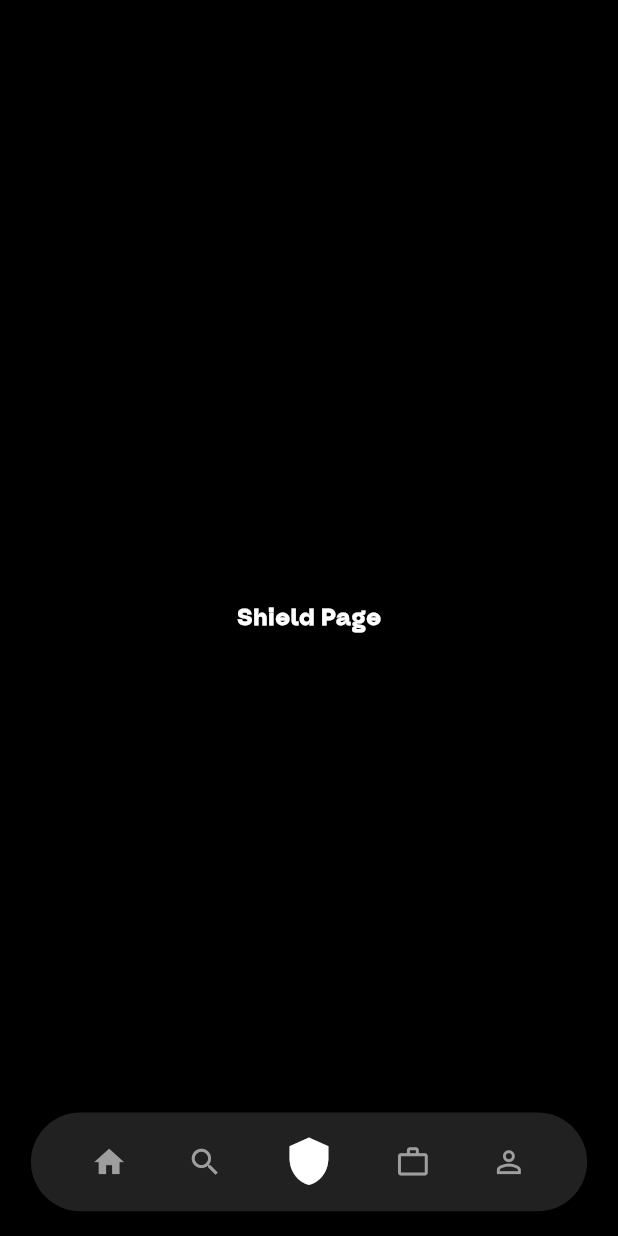
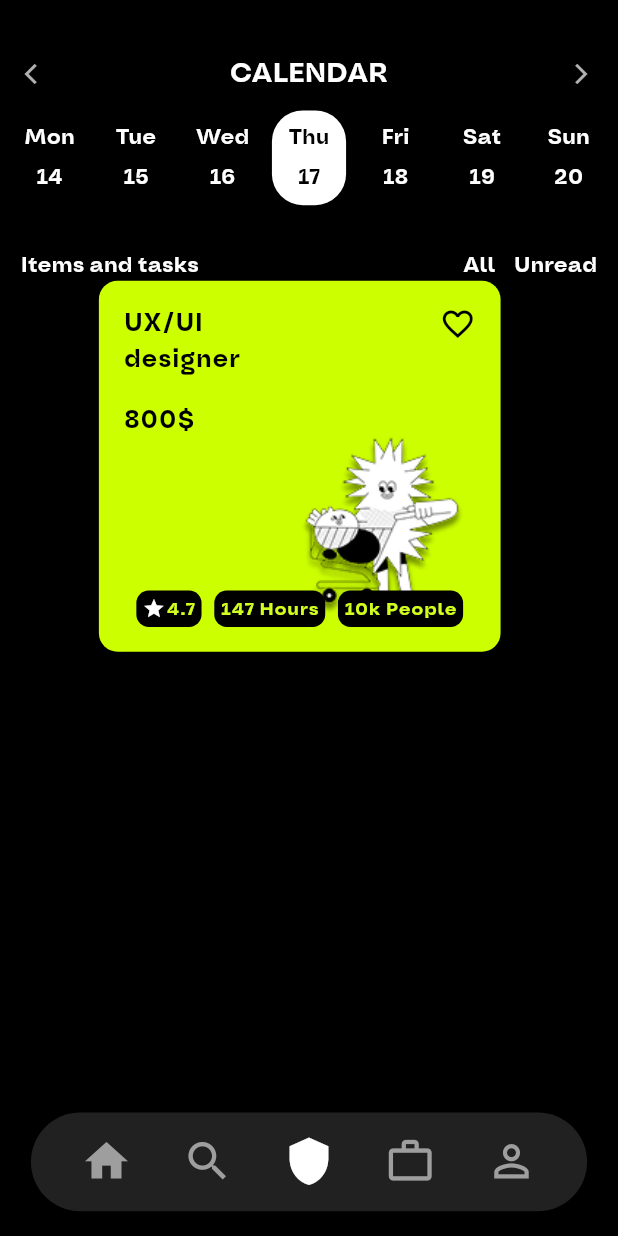
Before and after one commit to waqas1343/careerbuilder, a Flutter app: the BottomNavScreen screen opened by its route, item 3 of the bottom bar chosen, on a phone screen of 412 x 824 dp. Run offline on Flutter 3.47's test engine with Material 3 defaults, Android fonts, the light colour scheme and no system bars; our stand-ins replace sizer.

Commit message:
learning screen remains

```diff
--- a/lib/main.dart
+++ b/lib/main.dart
@@ -1,6 +1,6 @@
 import 'package:careerbuilder/nevigation/routers/routes_naming.dart';
 import 'package:careerbuilder/view/bottom_navigation/bottom_navigation.dart';
-import 'package:careerbuilder/view/screens/explore_screen/explore_screen.dart';
+import 'package:careerbuilder/view/screens/learning_screen/learning_screen.dart';
 import 'package:careerbuilder/view_model/multi_Provider/multi_providers.dart';
 import 'package:flutter/material.dart';
 import 'package:provider/provider.dart';
@@ -27,7 +27,7 @@ class MyApp extends StatelessWidget {
             theme: AppTextTheme.lightTheme,
             darkTheme: AppTextTheme.darkTheme,
             themeMode: ThemeMode.light,
-            home: ExploreScreen(),
+            home: BottomNavScreen(),
           );
         },
       ),
--- a/lib/nevigation/routers/routes_screens.dart
+++ b/lib/nevigation/routers/routes_screens.dart
@@ -1,4 +1,4 @@
-import 'package:careerbuilder/view/screens/homePage/home_page.dart';
+import 'package:careerbuilder/view/screens/homepage_screen/home_page.dart';
 import 'package:careerbuilder/nevigation/routers/routes_naming.dart';
 import 'package:careerbuilder/view/auth/login_screen/login_screen.dart';
 import 'package:careerbuilder/view/auth/signup_screen/signup_screen.dart';
--- a/lib/utils/constant/app_icons/app_icons.dart
+++ b/lib/utils/constant/app_icons/app_icons.dart
@@ -6,6 +6,10 @@ class AppIcons {
   static const Icon passwordIcon = Icon(Icons.lock);
   static const Icon suffixIconOff = Icon(Icons.visibility_off_outlined);
   static const Icon suffixIconOnn = Icon(Icons.visibility_outlined);
+  static const Icon leftArrowIcon =
+      Icon(Icons.arrow_back_ios, color: Colors.white70, size: 16);
+  static const Icon rightArrowIcon =
+      Icon(Icons.arrow_forward_ios, color: Colors.white70, size: 16);
 
   static const Icon searchIcon = Icon(
     Icons.search_outlined,
--- a/lib/utils/text_theme/text_theme.dart
+++ b/lib/utils/text_theme/text_theme.dart
@@ -4,7 +4,7 @@ import 'package:careerbuilder/utils/constant/app_colours/appcolors.dart';
 class AppTextTheme {
   static ThemeData lightTheme = ThemeData(
     brightness: Brightness.light,
-    scaffoldBackgroundColor: Appcolors.bgColor,
+    scaffoldBackgroundColor: Appcolors.textColor,
     fontFamily: "Oddval",
     textTheme: TextTheme(
       displayLarge: TextStyle(fontSize: 32, color: Appcolors.bgColor),
@@ -20,11 +20,11 @@ class AppTextTheme {
           fontWeight: FontWeight.w600,
           color: Appcolors.textColor),
       titleLarge: TextStyle(
-          fontSize: 18, fontWeight: FontWeight.w500, color: Appcolors.bgColor),
+          fontSize: 18, fontWeight: FontWeight.w500, color: Appcolors.btColorW),
       titleMedium: TextStyle(
           fontSize: 16, fontWeight: FontWeight.w400, color: Appcolors.btColorW),
       titleSmall: TextStyle(
-          fontSize: 14, fontWeight: FontWeight.w400, color: Appcolors.bgColor),
+          fontSize: 14, fontWeight: FontWeight.w400, color: Appcolors.btColorW),
       bodyLarge: TextStyle(
           fontSize: 16,
           fontWeight: FontWeight.normal,
--- a/lib/view/bottom_navigation/bottom_navigation.dart
+++ b/lib/view/bottom_navigation/bottom_navigation.dart
@@ -1,4 +1,7 @@
-import 'package:careerbuilder/view/screens/homePage/home_page.dart';
+import 'package:careerbuilder/utils/constant/app_colours/appcolors.dart';
+import 'package:careerbuilder/view/screens/explore_screen/explore_screen.dart';
+import 'package:careerbuilder/view/screens/homepage_screen/home_page.dart';
+import 'package:careerbuilder/view/screens/learning_screen/learning_screen.dart';
 import 'package:careerbuilder/view_model/Controller/bottom_navigation_controller/bottom_navigation_controller.dart';
 import 'package:flutter/material.dart';
 import 'package:provider/provider.dart';
@@ -6,14 +9,14 @@ import 'package:sizer/sizer.dart';
 
 class BottomNavScreen extends StatelessWidget {
   final List<Widget> pages = [
-    Center(child: HomePage()),
-    Center(child: Text("Search Page", style: TextStyle(color: Colors.white))),
-    Center(child: Text("Shield Page", style: TextStyle(color: Colors.white))),
+    HomePage(),
+    ExploreScreen(),
+    LearningScreen(),
     Center(child: Text("Jobs Page", style: TextStyle(color: Colors.white))),
     Center(child: Text("Profile Page", style: TextStyle(color: Colors.white))),
   ];
 
-   BottomNavScreen({super.key});
+  BottomNavScreen({super.key});
 
   @override
   Widget build(BuildContext context) {
@@ -21,7 +24,7 @@ class BottomNavScreen extends StatelessWidget {
 
     return Scaffold(
       extendBody: true,
-      backgroundColor: Colors.black,
+      backgroundColor: Colors.grey[900],
       body: pages[navProvider.currentIndex],
       bottomNavigationBar: Padding(
         padding: EdgeInsets.only(bottom: 2.h),
@@ -55,7 +58,7 @@ class BottomNavScreen extends StatelessWidget {
       child: Icon(
         icon,
         color: isSelected ? Colors.white : Colors.grey,
-        size: isSelected ? 24.sp : 20.sp,
+        size: isSelected ? 24.sp : 24.sp,
       ),
     );
   }
--- /dev/null
+++ b/lib/view/screens/learning_screen/learning_screen.dart
@@ -0,0 +1,51 @@
+import 'package:careerbuilder/model/course_lists/course_list.dart';
+import 'package:careerbuilder/utils/constant/app_strings/appstrings.dart';
+import 'package:careerbuilder/utils/constant/custom_text/custom_text.dart';
+import 'package:careerbuilder/widgets/calender_widget/calender_widget.dart';
+import 'package:careerbuilder/widgets/custom_card_widget/custom_card_widget.dart';
+import 'package:flutter/material.dart';
+import 'package:sizer/sizer.dart';
+
+class LearningScreen extends StatelessWidget {
+  const LearningScreen({super.key});
+
+  @override
+  Widget build(BuildContext context) {
+    return Scaffold(
+      body: Column(
+        children: [
+          SizedBox(
+            child: CalendarWidget(),
+          ),
+          Padding(
+            padding: const EdgeInsets.all(14.0),
+            child: Column(
+              children: [
+                Row(
+                  children: [
+                    CustomText(
+                      text: Appstrings.itemsTasks,
+                      style: Theme.of(context).textTheme.titleSmall,
+                    ),
+                    Spacer(),
+                    CustomText(
+                      text: Appstrings.all,
+                      style: Theme.of(context).textTheme.titleSmall,
+                    ),
+                    SizedBox(width: 3.w),
+                    CustomText(
+                        text: Appstrings.unRead,
+                        style: Theme.of(context).textTheme.titleSmall),
+                  ],
+                ),
+                SizedBox(
+                  child: CustomCourseCard(course: courseList.first),
+                )
+              ],
+            ),
+          ),
+        ],
+      ),
+    );
+  }
+}
--- /dev/null
+++ b/lib/view_model/Controller/calender_provider/calender_provider.dart
@@ -0,0 +1,20 @@
+import 'package:flutter/material.dart';
+
+class CalendarProvider extends ChangeNotifier {
+  DateTime _selectedDate = DateTime.now();
+
+  DateTime get selectedDate => _selectedDate;
+
+  void selectDate(DateTime date) {
+    _selectedDate = date;
+    notifyListeners();
+  }
+
+  List<DateTime> get currentWeek {
+    DateTime today = DateTime.now();
+    int currentWeekday = today.weekday; // Monday = 1
+    DateTime startOfWeek = today.subtract(Duration(days: currentWeekday - 1));
+
+    return List.generate(7, (index) => startOfWeek.add(Duration(days: index)));
+  }
+}
--- a/lib/view_model/multi_Provider/multi_providers.dart
+++ b/lib/view_model/multi_Provider/multi_providers.dart
@@ -1,4 +1,5 @@
 import 'package:careerbuilder/view_model/Controller/bottom_navigation_controller/bottom_navigation_controller.dart';
+import 'package:careerbuilder/view_model/Controller/calender_provider/calender_provider.dart';
 import 'package:careerbuilder/view_model/Controller/category_selector_controller/category_selector_controller.dart';
 import 'package:careerbuilder/view_model/Controller/splashscreen_controller.dart';
 import 'package:provider/provider.dart';
@@ -18,4 +19,7 @@ final List<ChangeNotifierProvider> multiAppProvider = [
   ChangeNotifierProvider<NavigationProvider>(
     create: (context) => NavigationProvider(),
   ),
+  ChangeNotifierProvider<CalendarProvider>(
+    create: (context) => CalendarProvider(),
+  ),
 ];
--- /dev/null
+++ b/lib/widgets/calender_widget/calender_widget.dart
@@ -0,0 +1,91 @@
+import 'package:careerbuilder/utils/constant/app_icons/app_icons.dart';
+import 'package:careerbuilder/utils/constant/app_strings/appstrings.dart';
+import 'package:careerbuilder/utils/constant/custom_text/custom_text.dart';
+import 'package:careerbuilder/view_model/Controller/calender_provider/calender_provider.dart';
+import 'package:flutter/material.dart';
+import 'package:provider/provider.dart';
+import 'package:sizer/sizer.dart';
+
+class CalendarWidget extends StatelessWidget {
+  const CalendarWidget({super.key});
+
+  @override
+  Widget build(BuildContext context) {
+    final provider = Provider.of<CalendarProvider>(context);
+    final weekDays = ['Mon', 'Tue', 'Wed', 'Thu', 'Fri', 'Sat', 'Sun'];
+    final dates = provider.currentWeek;
+
+    return Container(
+      decoration: BoxDecoration(
+        color: Colors.black,
+        borderRadius: BorderRadius.only(
+          bottomLeft: Radius.circular(20),
+          bottomRight: Radius.circular(20),
+        ),
+      ),
+      padding: EdgeInsets.symmetric(vertical: 2.h, horizontal: 2.w),
+      child: Column(
+        children: [
+          SizedBox(
+            height: 2.h,
+          ),
+          Row(
+            mainAxisAlignment: MainAxisAlignment.spaceBetween,
+            children: [
+              Container(
+                padding: EdgeInsets.all(1.h),
+                child: AppIcons.leftArrowIcon,
+              ),
+              CustomText(
+                text: Appstrings.calendar,
+                style: Theme.of(context).textTheme.titleLarge,
+              ),
+              Container(
+                padding: EdgeInsets.all(1.h),
+                child: AppIcons.rightArrowIcon,
+              ),
+            ],
+          ),
+          SizedBox(height: 1.h),
+          Row(
+            mainAxisAlignment: MainAxisAlignment.spaceBetween,
+            children: List.generate(7, (index) {
+              final date = dates[index];
+              final isSelected = date.day == provider.selectedDate.day &&
+                  date.month == provider.selectedDate.month;
+
+              return GestureDetector(
+                onTap: () => provider.selectDate(date),
+                child: Container(
+                  width: 12.w,
+                  padding: EdgeInsets.symmetric(vertical: 1.h),
+                  decoration: BoxDecoration(
+                    color: isSelected ? Colors.white : Colors.transparent,
+                    borderRadius: BorderRadius.circular(5.w),
+                  ),
+                  child: Column(
+                    children: [
+                      CustomText(
+                        text: weekDays[index],
+                        style: Theme.of(context).textTheme.titleSmall?.copyWith(
+                              color: isSelected ? Colors.black : Colors.white,
+                            ),
+                      ),
+                      SizedBox(height: 0.8.h),
+                      CustomText(
+                        text: '${date.day}',
+                        style: Theme.of(context).textTheme.titleSmall?.copyWith(
+                              color: isSelected ? Colors.black : Colors.white,
+                            ),
+                      ),
+                    ],
+                  ),
+                ),
+              );
+            }),
+          ),
+        ],
+      ),
+    );
+  }
+}
--- a/lib/widgets/custom_card_widget/custom_card_widget.dart
+++ b/lib/widgets/custom_card_widget/custom_card_widget.dart
@@ -1,4 +1,5 @@
 import 'package:careerbuilder/model/course_lists/course_list.dart';
+import 'package:careerbuilder/model/course_model/course_listview_model.dart';
 import 'package:careerbuilder/utils/constant/custom_text/custom_text.dart';
 import 'package:flutter/material.dart';
 import 'package:sizer/sizer.dart';
```
Also changed, not shown: lib/view/screens/explore_screen/explore_screen.dart (+0 -7 lines), lib/view/screens/homepage_screen/home_page.dart (renamed from lib/view/screens/homePage/home_page.dart).
